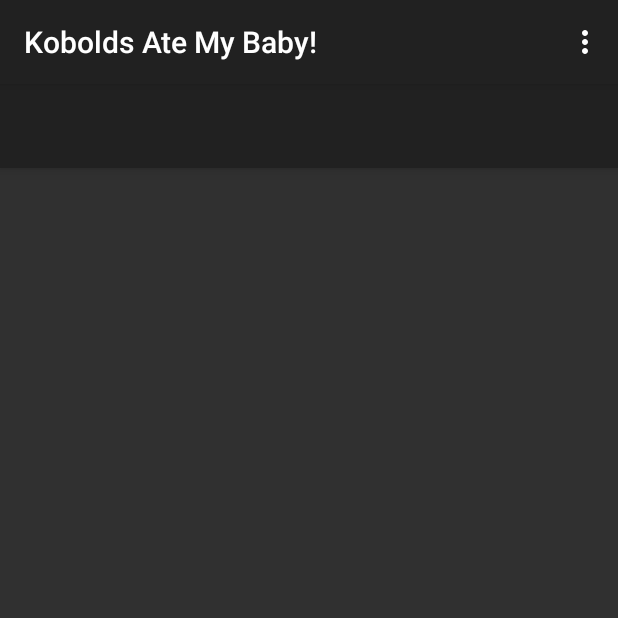
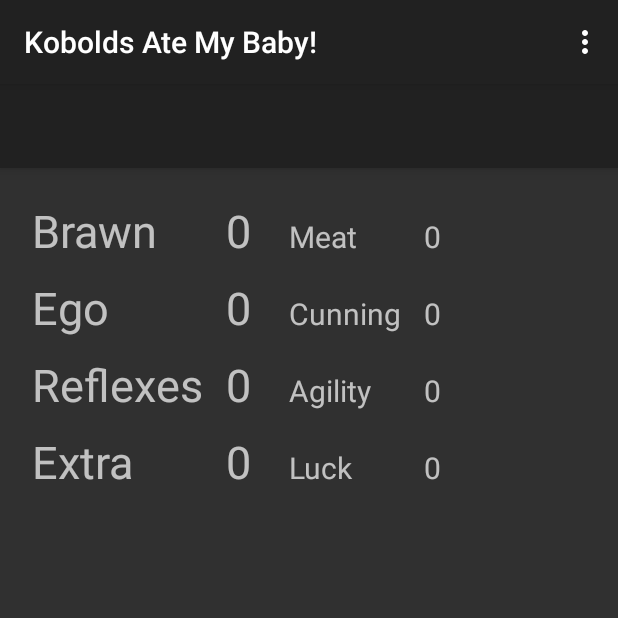
Before and after one commit to k-wiens/kamb, an Android app: the screen it shows after launch (MainActivity), on a phone screen of 412 x 824 dp, the top half of it. Run offline under Robolectric (Android 15) with nearby library versions, the phone set to English and light mode, and no system bars.

Commit message:
First kick at the UI

```diff
--- a/app/src/main/java/turkeyworks/com/kamb/MainActivity.java
+++ b/app/src/main/java/turkeyworks/com/kamb/MainActivity.java
@@ -4,10 +4,14 @@
 import android.os.Bundle;
 import android.support.design.widget.Snackbar;
 import android.support.v7.app.AppCompatActivity;
+import android.util.Log;
 import android.view.Menu;
 import android.view.MenuItem;
+import android.widget.TextView;
 
 public class MainActivity extends AppCompatActivity {
+
+    private final String TAG = "MainActivity";
 
     private String PREF_NAME = "kamb";
     private String PREF_VP = "victoryPoints";
@@ -112,16 +116,34 @@
         // TODO: check with user if they want 7 points with an Ego of 5
         int skillCount = Math.min(iEgo, 6);
 
+        //region Update UI
 
+        setTextViewValue(R.id.brawn_value,  Integer.toString(iBrawn));
+        setTextViewValue(R.id.ego_value,    Integer.toString(iEgo));
+        setTextViewValue(R.id.reflex_value, Integer.toString(iReflexes));
+        setTextViewValue(R.id.extra_value,  Integer.toString(iExtraneous));
+
+        setTextViewValue(R.id.meat_value,    Integer.toString(iMeat));
+        setTextViewValue(R.id.agility_value, Integer.toString(iAgility));
+        setTextViewValue(R.id.luck_value,    Integer.toString(iLuck));
+        setTextViewValue(R.id.cunning_value, Integer.toString(iCunning));
+
+        //endregion
     }
 
-    public void saveVictoryPoints(int num) {
+    private void setTextViewValue(int id, String text) {
+        TextView v = (TextView) findViewById(id);
+        if (v != null) v.setText(text);
+        else Log.e(TAG, "Unable to find TextView");
+    }
+
+    private void saveVictoryPoints(int num) {
         SharedPreferences.Editor editor = getSharedPreferences(PREF_NAME, MODE_PRIVATE).edit();
         editor.putInt(PREF_VP, iVictoryPoints);
         editor.apply();
     }
 
-    public void loadVictoryPoints() {
+    private void loadVictoryPoints() {
         SharedPreferences prefs = getSharedPreferences(PREF_NAME, MODE_PRIVATE);
         iVictoryPoints = prefs.getInt(PREF_VP, 0); // 0 is the default value.
     }
--- a/app/src/main/res/layout/activity_main.xml
+++ b/app/src/main/res/layout/activity_main.xml
@@ -21,6 +21,6 @@
 
     </android.support.design.widget.AppBarLayout>
 
-    <include layout="@layout/content_main" />
+    <include layout="@layout/content_stats" />
 
 </android.support.design.widget.CoordinatorLayout>
--- a/app/src/main/res/layout/content_main.xml
+++ /dev/null
@@ -1,15 +0,0 @@
-<?xml version="1.0" encoding="utf-8"?>
-<RelativeLayout xmlns:android="http://schemas.android.com/apk/res/android"
-    xmlns:app="http://schemas.android.com/apk/res-auto"
-    xmlns:tools="http://schemas.android.com/tools"
-    android:layout_width="match_parent"
-    android:layout_height="match_parent"
-    android:paddingBottom="@dimen/activity_vertical_margin"
-    android:paddingLeft="@dimen/activity_horizontal_margin"
-    android:paddingRight="@dimen/activity_horizontal_margin"
-    android:paddingTop="@dimen/activity_vertical_margin"
-    app:layout_behavior="@string/appbar_scrolling_view_behavior"
-    tools:context="turkeyworks.com.kamb.MainActivity"
-    tools:showIn="@layout/activity_main">
-
-</RelativeLayout>
--- /dev/null
+++ b/app/src/main/res/layout/content_stats.xml
@@ -0,0 +1,158 @@
+<?xml version="1.0" encoding="utf-8"?>
+<TableLayout xmlns:android="http://schemas.android.com/apk/res/android"
+    xmlns:app="http://schemas.android.com/apk/res-auto"
+    android:id="@+id/table_stats"
+    android:layout_width="match_parent"
+    android:layout_height="wrap_content"
+    android:paddingBottom="@dimen/activity_vertical_margin"
+    android:paddingLeft="@dimen/activity_horizontal_margin"
+    android:paddingRight="@dimen/activity_horizontal_margin"
+    android:paddingTop="@dimen/activity_vertical_margin"
+    app:layout_behavior="@string/appbar_scrolling_view_behavior" >
+
+    <!-- 4 columns -->
+    <TableRow
+        android:layout_width="wrap_content"
+        android:layout_height="wrap_content"
+        android:padding="5dip" >
+
+        <TextView
+            android:layout_width="wrap_content"
+            android:layout_height="wrap_content"
+            android:text="@string/brawn"
+            android:textSize="30sp"/>
+        <TextView
+            android:id="@+id/brawn_value"
+            android:layout_width="wrap_content"
+            android:layout_height="wrap_content"
+            android:layout_marginLeft="15dp"
+            android:layout_marginStart="15dp"
+            android:text="@string/zero"
+            android:textSize="30sp"/>
+        <TextView
+            android:layout_width="wrap_content"
+            android:layout_height="wrap_content"
+            android:layout_marginLeft="25dp"
+            android:layout_marginStart="25dp"
+            android:text="@string/meat"
+            android:textSize="20sp"/>
+        <TextView
+            android:id="@+id/meat_value"
+            android:layout_width="wrap_content"
+            android:layout_height="wrap_content"
+            android:layout_marginLeft="15dp"
+            android:layout_marginStart="15dp"
+            android:text="@string/zero"
+            android:textSize="20sp"/>
+    </TableRow>
+
+    <!-- 4 columns -->
+    <TableRow
+        android:layout_width="wrap_content"
+        android:layout_height="wrap_content"
+        android:padding="5dip" >
+
+        <TextView
+            android:layout_width="wrap_content"
+            android:layout_height="wrap_content"
+            android:text="@string/ego"
+            android:textSize="30sp"/>
+        <TextView
+            android:id="@+id/ego_value"
+            android:layout_width="wrap_content"
+            android:layout_height="wrap_content"
+            android:layout_marginLeft="15dp"
+            android:layout_marginStart="15dp"
+            android:text="@string/zero"
+            android:textSize="30sp"/>
+        <TextView
+            android:layout_width="wrap_content"
+            android:layout_height="wrap_content"
+            android:layout_marginLeft="25dp"
+            android:layout_marginStart="25dp"
+            android:text="@string/cunning"
+            android:textSize="20sp"/>
+        <TextView
+            android:id="@+id/cunning_value"
+            android:layout_width="wrap_content"
+            android:layout_height="wrap_content"
+            android:layout_marginLeft="15dp"
+            android:layout_marginStart="15dp"
+            android:text="@string/zero"
+            android:textSize="20sp"/>
+    </TableRow>
+
+    <!-- 4 columns -->
+    <TableRow
+        android:layout_width="wrap_content"
+        android:layout_height="wrap_content"
+        android:padding="5dip" >
+
+        <TextView
+            android:layout_width="wrap_content"
+            android:layout_height="wrap_content"
+            android:text="@string/reflex"
+            android:textSize="30sp"/>
+        <TextView
+            android:id="@+id/reflex_value"
+            android:layout_width="wrap_content"
+            android:layout_height="wrap_content"
+            android:layout_marginLeft="15dp"
+            android:layout_marginStart="15dp"
+            android:text="@string/zero"
+            android:textSize="30sp"/>
+        <TextView
+            android:layout_width="wrap_content"
+            android:layout_height="wrap_content"
+            android:layout_marginLeft="25dp"
+            android:layout_marginStart="25dp"
+            android:text="@string/agility"
+            android:textSize="20sp"/>
+        <TextView
+            android:id="@+id/agility_value"
+            android:layout_width="wrap_content"
+            android:layout_height="wrap_content"
+            android:layout_marginLeft="15dp"
+            android:layout_marginStart="15dp"
+            android:text="@string/zero"
+            android:textSize="20sp"/>
+    </TableRow>
+
+    <!-- 4 columns -->
+    <TableRow
+        android:layout_width="wrap_content"
+        android:layout_height="wrap_content"
+        android:padding="5dip" >
+
+        <TextView
+            android:id="@+id/extra_title"
+            android:layout_width="wrap_content"
+            android:layout_height="wrap_content"
+            android:text="@string/extra"
+            android:textSize="30sp"/>
+        <TextView
+            android:id="@+id/extra_value"
+            android:layout_width="wrap_content"
+            android:layout_height="wrap_content"
+            android:layout_marginLeft="15dp"
+            android:layout_marginStart="15dp"
+            android:text="@string/zero"
+            android:textSize="30sp"/>
+        <TextView
+            android:layout_width="wrap_content"
+            android:layout_height="wrap_content"
+            android:layout_marginLeft="25dp"
+            android:layout_marginStart="25dp"
+            android:text="@string/luck"
+            android:textSize="20sp"/>
+        <TextView
+            android:id="@+id/luck_value"
+            android:layout_width="wrap_content"
+            android:layout_height="wrap_content"
+            android:layout_marginLeft="15dp"
+            android:layout_marginStart="15dp"
+            android:text="@string/zero"
+            android:textSize="20sp"/>
+    </TableRow>
+
+</TableLayout>
--- a/app/src/main/res/values/strings.xml
+++ b/app/src/main/res/values/strings.xml
@@ -5,4 +5,17 @@
     <!-- Action Menu -->
     <string name="action_settings">Settings</string>
     <string name="action_generate">Generate</string>
+
+    <!-- Character Screen -->
+    <string name="zero">0</string>
+
+    <string name="brawn">Brawn</string>
+    <string name="ego">Ego</string>
+    <string name="reflex">Reflexes</string>
+    <string name="extra">Extra</string>
+
+    <string name="meat">Meat</string>
+    <string name="luck">Luck</string>
+    <string name="cunning">Cunning</string>
+    <string name="agility">Agility</string>
 </resources>
```
